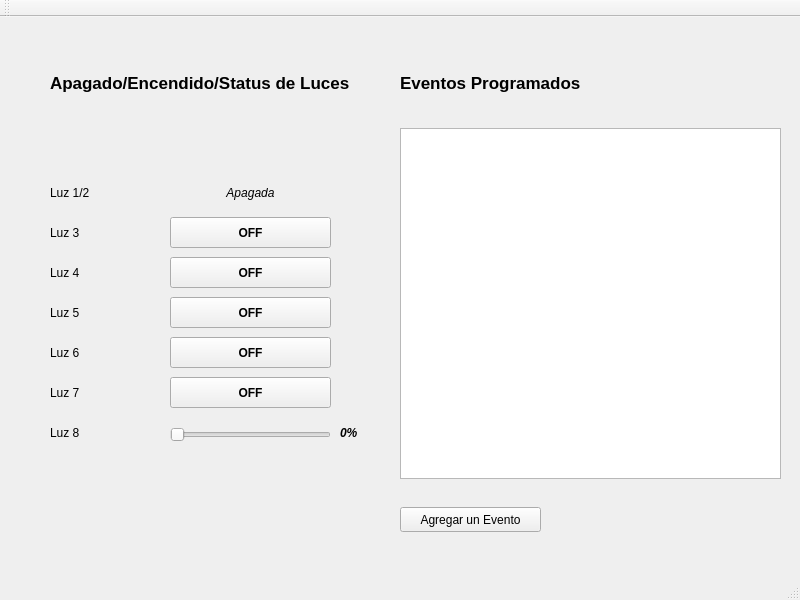
This is ControlPrincipal/Proyecto_Main_3/pantalla_principal.ui in LauHidalgo/ControlLuces_P3 as Qt 5 draws it before an edit. The edited form follows.
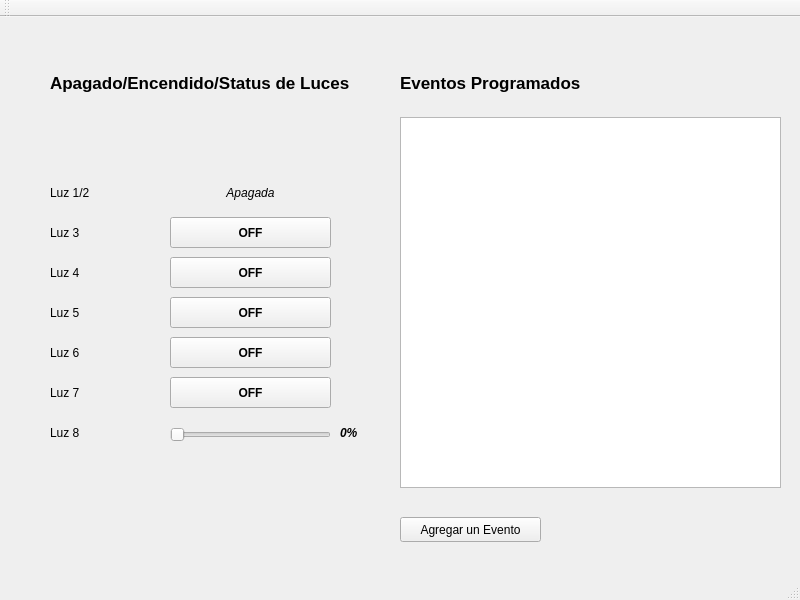
This is the edited form.

Diff of the .ui file:
```diff
--- a/ControlPrincipal/Proyecto_Main_3/pantalla_principal.ui
+++ b/ControlPrincipal/Proyecto_Main_3/pantalla_principal.ui
@@ -367,7 +367,7 @@
     <property name="geometry">
      <rect>
       <x>400</x>
-      <y>490</y>
+      <y>500</y>
       <width>141</width>
       <height>25</height>
      </rect>
@@ -376,15 +376,30 @@
      <string>Agregar un Evento</string>
     </property>
    </widget>
-   <widget class="QTableView" name="tableView_eventos">
+   <widget class="QTableWidget" name="tableWidget_eventos">
     <property name="geometry">
      <rect>
       <x>400</x>
-      <y>111</y>
+      <y>100</y>
       <width>381</width>
-      <height>351</height>
+      <height>371</height>
      </rect>
     </property>
+    <property name="sizePolicy">
+     <sizepolicy hsizetype="Fixed" vsizetype="Expanding">
+      <horstretch>0</horstretch>
+      <verstretch>0</verstretch>
+     </sizepolicy>
+    </property>
+    <property name="showGrid">
+     <bool>true</bool>
+    </property>
+    <property name="rowCount">
+     <number>0</number>
+    </property>
+    <property name="columnCount">
+     <number>0</number>
+    </property>
    </widget>
   </widget>
   <widget class="QMenuBar" name="menuBar">
```
